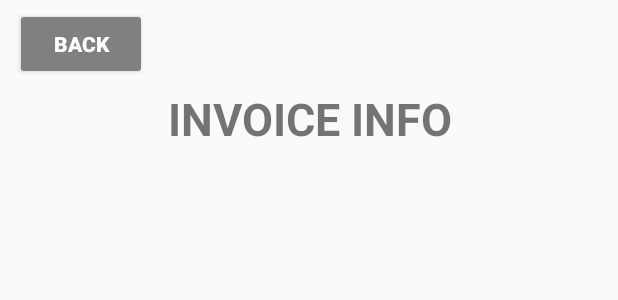
After one commit to 264-Rental-App/264-Android-App, an Android app: the layout activity_customer_home_invoice.xml on its own in the app's theme, with its tools: preview values and no code run, on a phone screen of 412 x 824 dp. The commit adds this screen. Shown: the top 300 px of the screen. Run offline under Robolectric (Android 15) with nearby library versions, the phone set to English and light mode, and no system bars.

Commit message:
add Invoice page

```diff
--- a/app/src/main/AndroidManifest.xml
+++ b/app/src/main/AndroidManifest.xml
@@ -26,6 +26,7 @@
         <activity android:name=".AgreementActivity"></activity>
 
         <activity android:name=".CustomerHomeActivity"></activity>
+        <activity android:name=".CustomerHomeInvoiceActivity"></activity>
         <activity android:name=".CustomerEditActivity"></activity>
 
         <meta-data
--- a/app/src/main/java/edu/rentals/frontend/EquipmentListActivity.java
+++ b/app/src/main/java/edu/rentals/frontend/EquipmentListActivity.java
@@ -62,7 +62,6 @@ public class EquipmentListActivity extends AppCompatActivity {
 
             }
         });
-
 
 
         // equipment list
--- a/app/src/main/java/edu/rentals/frontend/EquipmentListAdapter.java
+++ b/app/src/main/java/edu/rentals/frontend/EquipmentListAdapter.java
@@ -133,4 +133,5 @@ public class EquipmentListAdapter extends RecyclerView.Adapter<edu.rentals.front
     }
 
 
+
 }
--- /dev/null
+++ b/app/src/main/res/layout/activity_customer_home_invoice.xml
@@ -0,0 +1,33 @@
+<?xml version="1.0" encoding="utf-8"?>
+<RelativeLayout
+    xmlns:android="http://schemas.android.com/apk/res/android"
+    xmlns:app="http://schemas.android.com/apk/res-auto"
+    xmlns:tools="http://schemas.android.com/tools"
+    android:layout_width="match_parent"
+    android:layout_height="match_parent"
+    tools:context=".CustomerHomeActivity">
+
+    <Button
+        android:id="@+id/back"
+        android:layout_width="wrap_content"
+        android:layout_height="wrap_content"
+        android:layout_marginLeft="10dp"
+        android:layout_marginTop="5sp"
+        android:backgroundTint="#808080"
+        android:textStyle="bold"
+        android:textColor="@android:color/white"
+        android:text="back"/>
+
+
+    <TextView
+        android:id="@+id/invoice"
+        android:layout_width="match_parent"
+        android:layout_height="wrap_content"
+        android:gravity="center"
+        android:layout_marginTop="5dp"
+        android:textSize="30sp"
+        android:text="INVOICE INFO"
+        android:textStyle="bold"
+        android:layout_below="@id/back"/>
+
+</RelativeLayout>
```
Also changed, not shown: app/src/main/java/edu/rentals/frontend/CustomerHomeActivity.java (+21 -5 lines), app/src/main/java/edu/rentals/frontend/CustomerHomeAdapter.java (+18 -2 lines), app/src/main/java/edu/rentals/frontend/CustomerHomeInvoiceActivity.java (added, +35 -0 lines).
